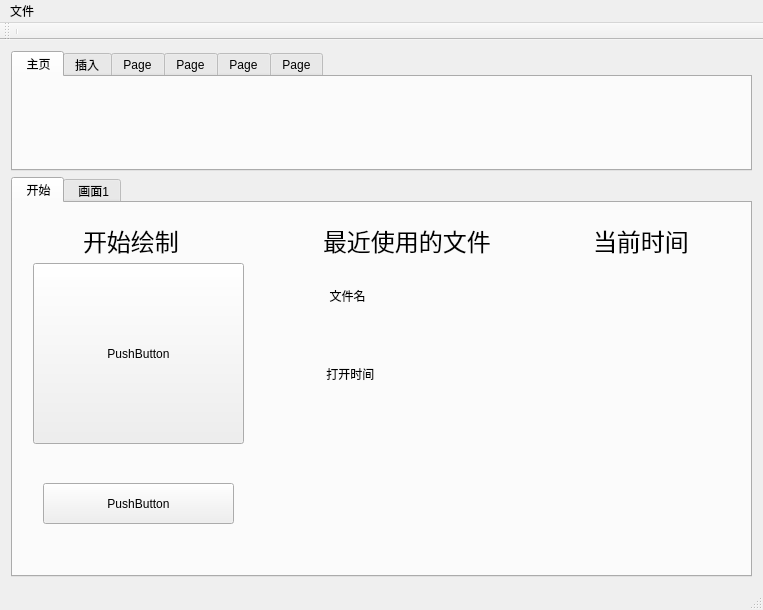
Qt form mainwindow.ui (charon-cheung/QSketch) before a commit.
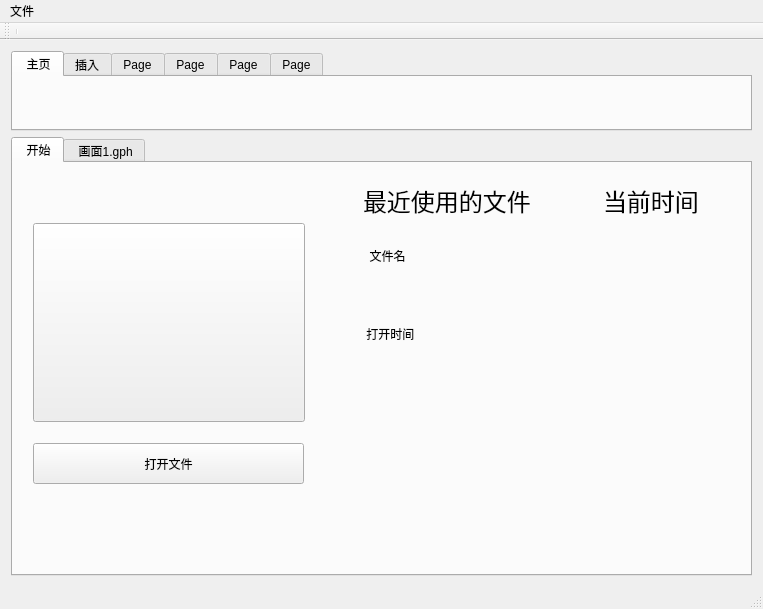
The same form after that commit. The open tabs and pages were chosen to show the change. Icons and pictures are not drawn. Custom widgets are drawn as their Qt base class.

```diff
--- a/mainwindow.ui
+++ b/mainwindow.ui
@@ -29,13 +29,13 @@
         <property name="minimumSize">
          <size>
           <width>540</width>
-          <height>120</height>
+          <height>80</height>
          </size>
         </property>
         <property name="maximumSize">
          <size>
           <width>16777215</width>
-          <height>120</height>
+          <height>80</height>
          </size>
         </property>
         <property name="currentIndex">
@@ -48,41 +48,38 @@
          <widget class="QPushButton" name="pushButton">
           <property name="geometry">
            <rect>
-            <x>320</x>
-            <y>30</y>
-            <width>48</width>
-            <height>48</height>
-           </rect>
-          </property>
-          <property name="text">
-           <string/>
-          </property>
-          <property name="icon">
-           <iconset resource="res.qrc">
-            <normaloff>:/Shape/Shape/text.png</normaloff>:/Shape/Shape/text.png</iconset>
-          </property>
-          <property name="iconSize">
-           <size>
-            <width>48</width>
-            <height>48</height>
-           </size>
-          </property>
-          <property name="flat">
-           <bool>true</bool>
-          </property>
-         </widget>
-         <widget class="QWidget" name="layoutWidget">
-          <property name="geometry">
-           <rect>
-            <x>20</x>
+            <x>290</x>
             <y>10</y>
-            <width>281</width>
-            <height>81</height>
+            <width>48</width>
+            <height>40</height>
            </rect>
           </property>
-          <layout class="QHBoxLayout" name="horizontalLayout">
-           <item>
+          <property name="text">
+           <string/>
+          </property>
+          <property name="icon">
+           <iconset resource="res.qrc">
+            <normaloff>:/Shape/Shape/text.png</normaloff>:/Shape/Shape/text.png</iconset>
+          </property>
+          <property name="iconSize">
+           <size>
+            <width>48</width>
+            <height>48</height>
+           </size>
+          </property>
+          <property name="flat">
+           <bool>true</bool>
+          </property>
+         </widget>
             <widget class="QPushButton" name="DrawPt">
+          <property name="geometry">
+           <rect>
+            <x>11</x>
+            <y>14</y>
+            <width>36</width>
+            <height>32</height>
+           </rect>
+          </property>
              <property name="focusPolicy">
               <enum>Qt::NoFocus</enum>
              </property>
@@ -95,17 +92,23 @@
              </property>
              <property name="iconSize">
               <size>
-               <width>48</width>
-               <height>48</height>
+            <width>32</width>
+            <height>32</height>
               </size>
              </property>
              <property name="flat">
               <bool>true</bool>
              </property>
             </widget>
-           </item>
-           <item>
             <widget class="QPushButton" name="DrawLine">
+          <property name="geometry">
+           <rect>
+            <x>82</x>
+            <y>14</y>
+            <width>36</width>
+            <height>32</height>
+           </rect>
+          </property>
              <property name="focusPolicy">
               <enum>Qt::NoFocus</enum>
              </property>
@@ -118,37 +121,23 @@
              </property>
              <property name="iconSize">
               <size>
-               <width>48</width>
-               <height>48</height>
+            <width>32</width>
+            <height>32</height>
               </size>
              </property>
              <property name="flat">
               <bool>true</bool>
              </property>
             </widget>
-           </item>
-           <item>
-            <widget class="QPushButton" name="DrawEllipse">
-             <property name="text">
-              <string/>
-             </property>
-             <property name="icon">
-              <iconset resource="res.qrc">
-               <normaloff>:/Shape/Shape/ellipse.png</normaloff>:/Shape/Shape/ellipse.png</iconset>
-             </property>
-             <property name="iconSize">
-              <size>
-               <width>64</width>
-               <height>48</height>
-              </size>
-             </property>
-             <property name="flat">
-              <bool>true</bool>
-             </property>
-            </widget>
-           </item>
-           <item>
             <widget class="QPushButton" name="DrawRect">
+          <property name="geometry">
+           <rect>
+            <x>225</x>
+            <y>14</y>
+            <width>42</width>
+            <height>32</height>
+           </rect>
+          </property>
              <property name="text">
               <string/>
              </property>
@@ -158,16 +147,39 @@
              </property>
              <property name="iconSize">
               <size>
-               <width>57</width>
-               <height>48</height>
+            <width>38</width>
+            <height>32</height>
               </size>
              </property>
              <property name="flat">
               <bool>true</bool>
              </property>
             </widget>
-           </item>
-          </layout>
+         <widget class="QPushButton" name="DrawEllipse">
+          <property name="geometry">
+           <rect>
+            <x>154</x>
+            <y>14</y>
+            <width>46</width>
+            <height>32</height>
+           </rect>
+          </property>
+          <property name="text">
+           <string/>
+          </property>
+          <property name="icon">
+           <iconset resource="res.qrc">
+            <normaloff>:/Shape/Shape/ellipse.png</normaloff>:/Shape/Shape/ellipse.png</iconset>
+          </property>
+          <property name="iconSize">
+           <size>
+            <width>42</width>
+            <height>32</height>
+           </size>
+          </property>
+          <property name="flat">
+           <bool>true</bool>
+          </property>
          </widget>
         </widget>
         <widget class="QWidget" name="Insert">
@@ -217,31 +229,41 @@
            <rect>
             <x>20</x>
             <y>60</y>
-            <width>211</width>
-            <height>181</height>
+            <width>272</width>
+            <height>199</height>
            </rect>
           </property>
           <property name="text">
-           <string>PushButton</string>
+           <string/>
+          </property>
+          <property name="icon">
+           <iconset resource="res.qrc">
+            <normaloff>:/Icon/Icon/start.png</normaloff>:/Icon/Icon/start.png</iconset>
+          </property>
+          <property name="iconSize">
+           <size>
+            <width>272</width>
+            <height>199</height>
+           </size>
           </property>
          </widget>
          <widget class="QPushButton" name="pushButton_3">
           <property name="geometry">
            <rect>
-            <x>30</x>
+            <x>20</x>
             <y>280</y>
-            <width>191</width>
+            <width>271</width>
             <height>41</height>
            </rect>
           </property>
           <property name="text">
-           <string>PushButton</string>
+           <string>打开文件</string>
           </property>
          </widget>
          <widget class="QLabel" name="label">
           <property name="geometry">
            <rect>
-            <x>310</x>
+            <x>350</x>
             <y>20</y>
             <width>181</width>
             <height>31</height>
@@ -251,25 +273,12 @@
            <string>&lt;html&gt;&lt;head/&gt;&lt;body&gt;&lt;p&gt;&lt;span style=&quot; font-size:18pt;&quot;&gt;最近使用的文件&lt;/span&gt;&lt;/p&gt;&lt;/body&gt;&lt;/html&gt;</string>
           </property>
          </widget>
-         <widget class="QLabel" name="label_2">
-          <property name="geometry">
-           <rect>
-            <x>70</x>
-            <y>20</y>
-            <width>151</width>
-            <height>31</height>
-           </rect>
-          </property>
-          <property name="text">
-           <string>&lt;html&gt;&lt;head/&gt;&lt;body&gt;&lt;p&gt;&lt;span style=&quot; font-size:18pt;&quot;&gt;开始绘制&lt;/span&gt;&lt;/p&gt;&lt;/body&gt;&lt;/html&gt;</string>
-          </property>
-         </widget>
          <widget class="QLabel" name="label_3">
           <property name="geometry">
            <rect>
-            <x>580</x>
+            <x>590</x>
             <y>20</y>
-            <width>111</width>
+            <width>101</width>
             <height>31</height>
            </rect>
           </property>
@@ -280,7 +289,7 @@
          <widget class="QLabel" name="label_4">
           <property name="geometry">
            <rect>
-            <x>310</x>
+            <x>350</x>
             <y>72</y>
             <width>81</width>
             <height>41</height>
@@ -293,7 +302,7 @@
          <widget class="QLabel" name="label_5">
           <property name="geometry">
            <rect>
-            <x>310</x>
+            <x>350</x>
             <y>150</y>
             <width>81</width>
             <height>41</height>
@@ -306,7 +315,7 @@
         </widget>
         <widget class="QWidget" name="draw_1">
          <attribute name="title">
-          <string> 画面1</string>
+          <string> 画面1.gph</string>
          </attribute>
          <layout class="QGridLayout" name="gridLayout">
           <item row="0" column="0">
```
Left out of the diff: 76 changed lines with no effect on the pictures. Lines whose indentation alone changed are shown as unchanged.
